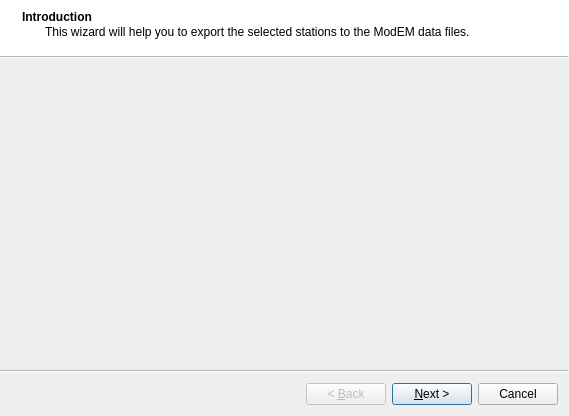
Old version of the form mtpy/gui/SmartMT/ui_asset/wizard_export_modem.ui in the repository MTgeophysics/mtpy.
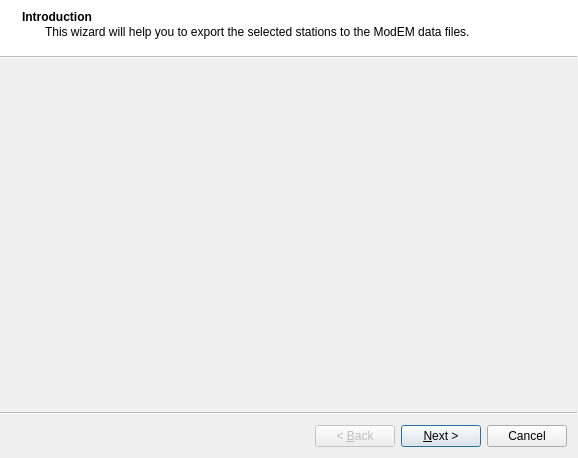
New version of the form.

Patch:
```diff
--- a/mtpy/gui/SmartMT/ui_asset/wizard_export_modem.ui
+++ b/mtpy/gui/SmartMT/ui_asset/wizard_export_modem.ui
@@ -6,8 +6,8 @@
    <rect>
     <x>0</x>
     <y>0</y>
-    <width>569</width>
-    <height>416</height>
+    <width>578</width>
+    <height>458</height>
    </rect>
   </property>
   <property name="windowTitle">
```
Left out of the diff: 2 changed lines with no effect on the pictures.
